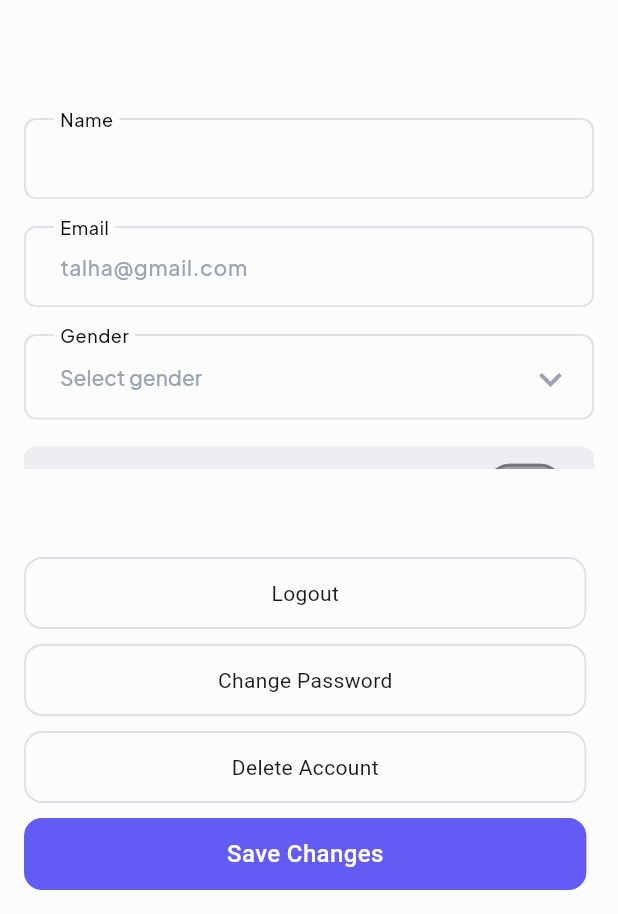
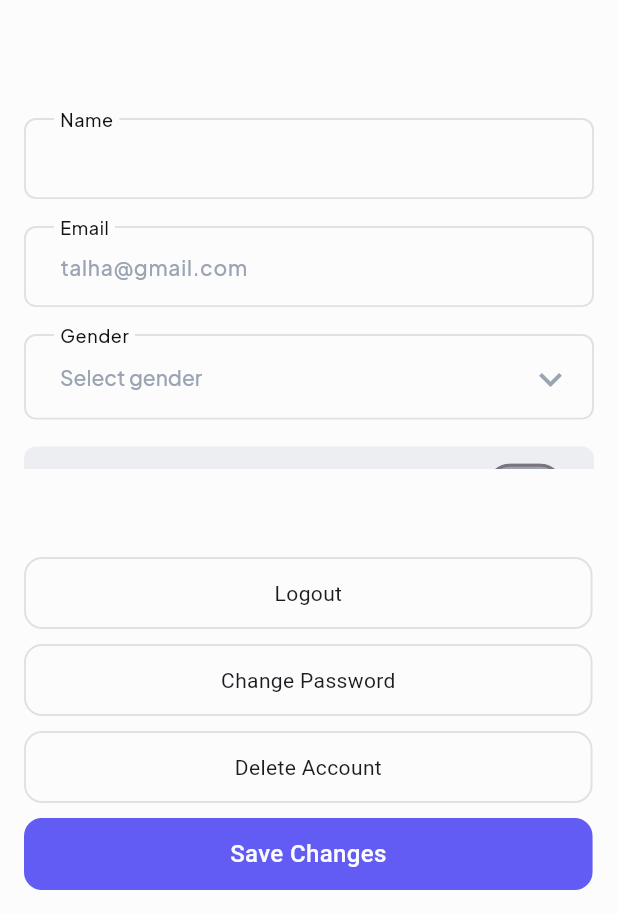
Before and after one commit to Warraich07/racrally, a Flutter app: the ProfileScreen screen opened by its route, on a phone screen of 412 x 824 dp, the part 322-1236 px from its top. Run offline on Flutter 3.47's test engine with Material 3 defaults, Android fonts, the light colour scheme and no system bars; drawn by our look-alikes of zoom_tap_animation; our stand-ins replace cached_network_image, carousel_slider, dropdown_button2, get, image_picker, multi_dropdown and 4 more; missing offline and left inert: dart:ffi; accounts and stored records are empty.

Commit message:
1.latest code

```diff
--- a/lib/views/intro/onboarding_screen.dart
+++ b/lib/views/intro/onboarding_screen.dart
@@ -1,4 +1,6 @@
 
+
+import 'dart:io';
 
 import 'package:flutter/material.dart';
 import 'package:get/get.dart';
@@ -63,6 +65,7 @@ class _OnboardingScreenState extends State<OnboardingScreen> {
                   child: Text('Skip',style: AppTheme.bodyMediumStyle,),
                 ),
               ),
+              SizedBox(height: Platform.isIOS?60:0),
               Expanded(
                 child: PageView.builder(
                   controller: _pageController,
--- a/lib/views/profile/profile_screen.dart
+++ b/lib/views/profile/profile_screen.dart
@@ -157,7 +157,7 @@ class _ProfileScreenState extends State<ProfileScreen> {
             bottom: 0,
             child: Container(
               color: AppTheme.primaryColor,
-              width: 91.w,
+              width: 92.w,
               child: Column(
 
                 children: [
--- a/lib/views/team/widgets/create_team_sheet.dart
+++ b/lib/views/team/widgets/create_team_sheet.dart
@@ -202,7 +202,7 @@ class CreateTeamSheet {
                                     print("Selected index: $index");
                                   },
                                   child: Container(
-                                    margin: const EdgeInsets.only(right: 4),
+                                    margin: const EdgeInsets.only(right: 18),
                                     padding: const EdgeInsets.all(5),
                                     height: 30,
                                     width: 38,
```
